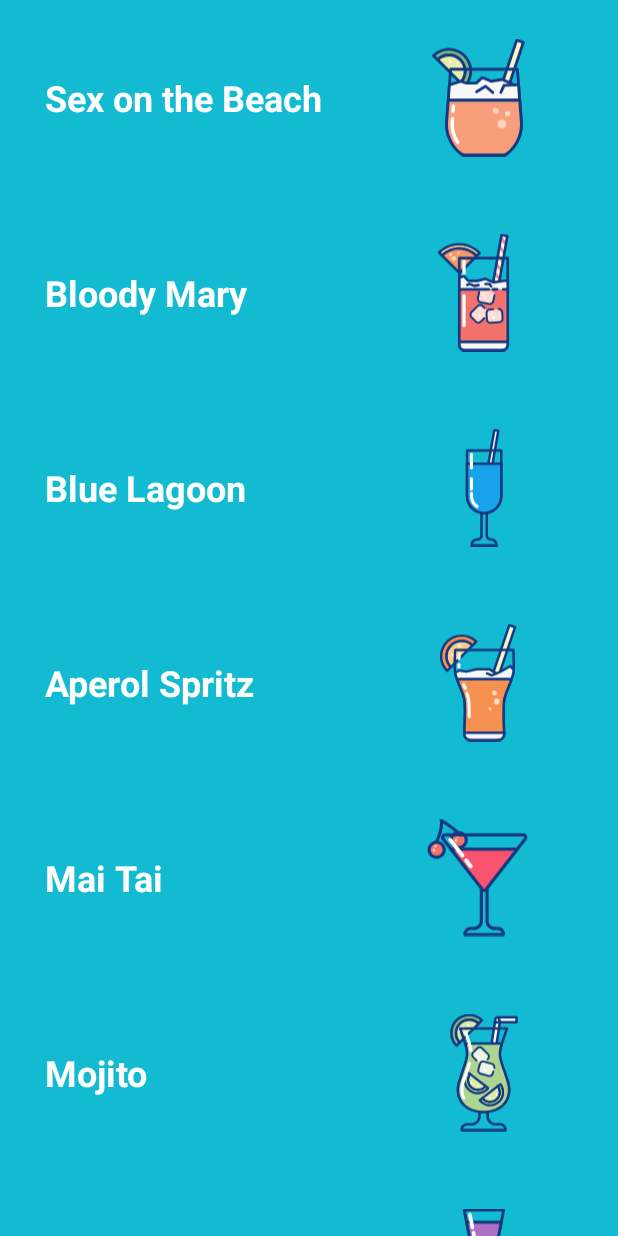
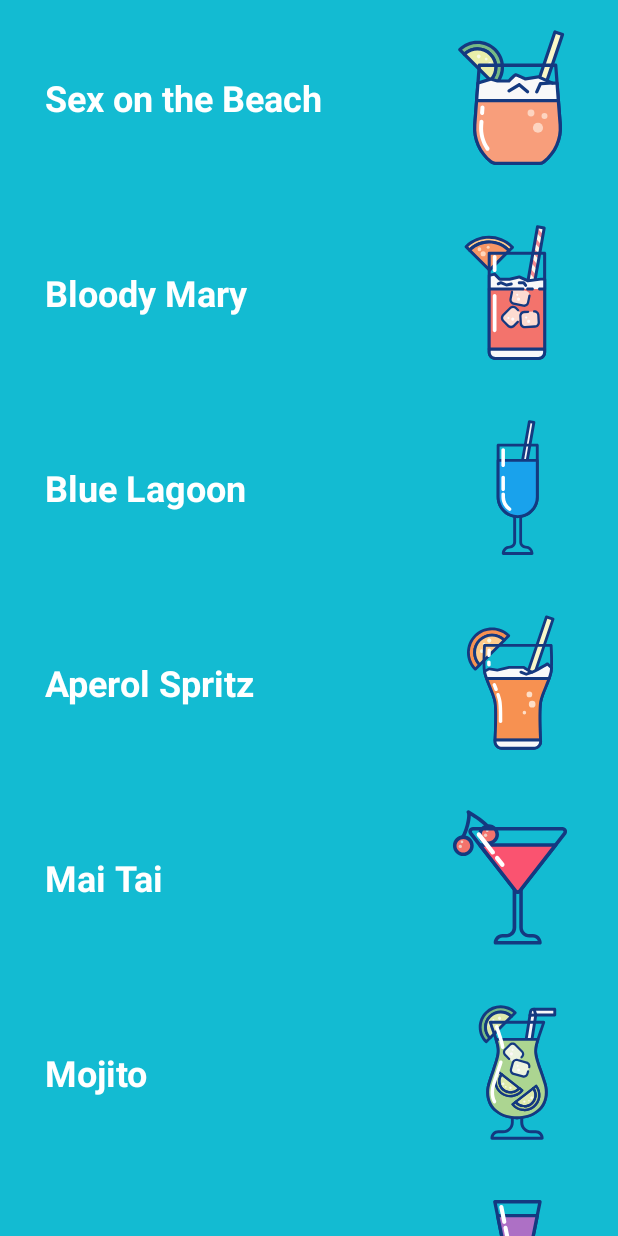
Before and after one commit to sub-standard/wAIter, an Android app: the screen it shows after launch (MainActivity), on a phone screen of 412 x 824 dp. Run offline under Robolectric (Android 15) with nearby library versions, the phone set to English and light mode, and no system bars; our stand-ins replace data binding; libraries missing offline, so code that uses them is left out: com.mongodb.stitch, com.uriio.beacons, org.bson.types; 2 statements that could not run were skipped.

Commit message:
Fix order fragment margin

```diff
--- a/app/app/src/main/res/layout/order_fragment.xml
+++ b/app/app/src/main/res/layout/order_fragment.xml
@@ -34,7 +34,7 @@
                     android:layout_height="wrap_content"
                     android:onClick="@{()->fragment.onDrinkPress(drinks.SOTB)}"
                     android:orientation="horizontal"
-                    android:layout_marginHorizontal="30dp">
+                    android:layout_marginLeft="30dp">
 
                     <TextView
                         android:layout_width="200dp"
@@ -62,7 +62,7 @@
                     android:layout_height="wrap_content"
                     android:onClick="@{()->fragment.onDrinkPress(drinks.BM)}"
                     android:orientation="horizontal"
-                    android:layout_marginHorizontal="30dp">
+                    android:layout_marginLeft="30dp">
 
                     <TextView
                         android:layout_width="200dp"
@@ -90,7 +90,7 @@
                     android:layout_height="wrap_content"
                     android:onClick="@{()->fragment.onDrinkPress(drinks.BL)}"
                     android:orientation="horizontal"
-                    android:layout_marginHorizontal="30dp">
+                    android:layout_marginLeft="30dp">
 
                     <TextView
                         android:layout_width="200dp"
@@ -118,7 +118,7 @@
                     android:layout_height="wrap_content"
                     android:onClick="@{()->fragment.onDrinkPress(drinks.AS)}"
                     android:orientation="horizontal"
-                    android:layout_marginHorizontal="30dp">
+                    android:layout_marginLeft="30dp">
 
                     <TextView
                         android:layout_width="200dp"
@@ -146,7 +146,7 @@
                     android:layout_height="wrap_content"
                     android:onClick="@{()->fragment.onDrinkPress(drinks.MT)}"
                     android:orientation="horizontal"
-                    android:layout_marginHorizontal="30dp">
+                    android:layout_marginLeft="30dp">
 
                     <TextView
                         android:layout_width="200dp"
@@ -174,7 +174,7 @@
                     android:layout_height="wrap_content"
                     android:onClick="@{()->fragment.onDrinkPress(drinks.MJ)}"
                     android:orientation="horizontal"
-                    android:layout_marginHorizontal="30dp">
+                    android:layout_marginLeft="30dp">
 
                     <TextView
                         android:layout_width="200dp"
@@ -202,7 +202,7 @@
                     android:layout_height="wrap_content"
                     android:onClick="@{()->fragment.onDrinkPress(drinks.PR)}"
                     android:orientation="horizontal"
-                    android:layout_marginHorizontal="30dp">
+                    android:layout_marginLeft="30dp">
 
                     <TextView
                         android:layout_width="200dp"
@@ -230,7 +230,7 @@
                     android:layout_height="wrap_content"
                     android:onClick="@{()->fragment.onDrinkPress(drinks.WM)}"
                     android:orientation="horizontal"
-                    android:layout_marginHorizontal="30dp">
+                    android:layout_marginLeft="30dp">
 
                     <TextView
                         android:layout_width="200dp"
```
